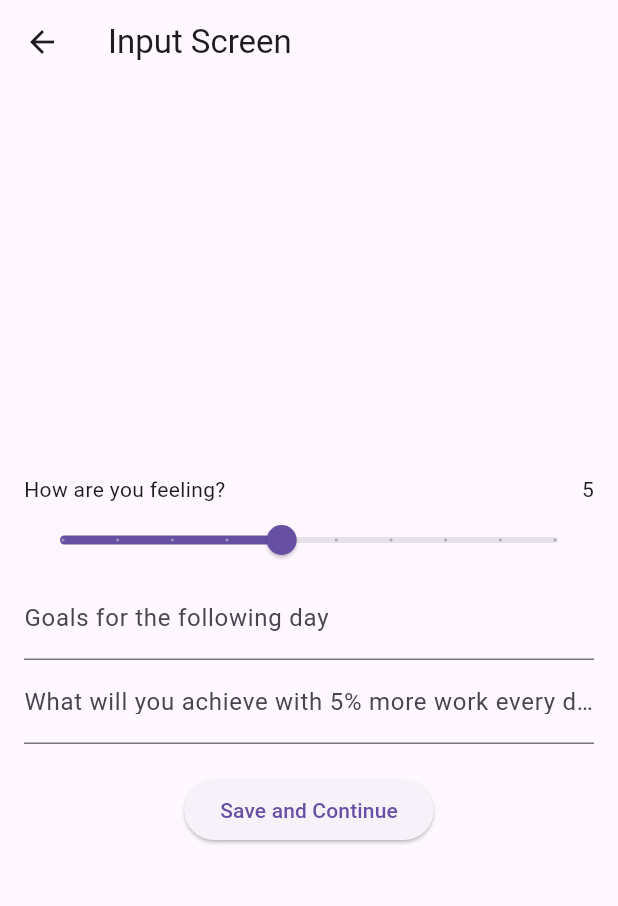
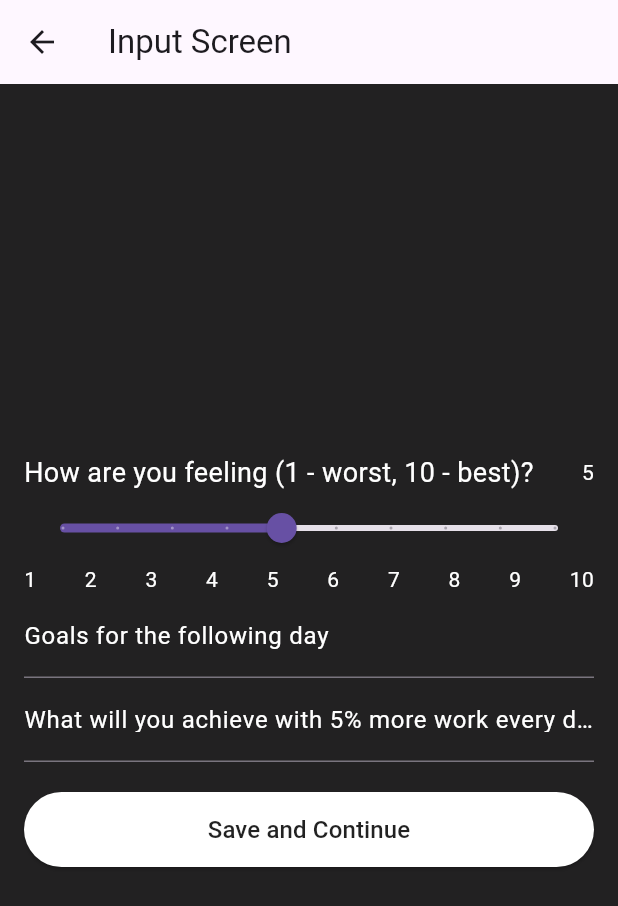
Before and after one commit to DamjanVincic/gdsc-solution-challenge, a Flutter app: the SelfExaminationInputScreen screen opened directly with empty values, on a phone screen of 412 x 824 dp. Shown: the top 906 px of the screen. Run offline on Flutter 3.47's test engine with Material 3 defaults, Android fonts, the phone set to English and light mode, and no system bars; our stand-ins replace fl_chart, flutter_local_notifications, google_maps_flutter, location, permission_handler, share and 2 more; missing offline and left inert: flutter_config; accounts and stored records are empty; network calls fail.

Commit message:
Examination input redesign

```diff
--- a/lib/src/views/self_examination_input_screen.dart
+++ b/lib/src/views/self_examination_input_screen.dart
@@ -33,16 +33,25 @@ class _SelfExaminationInputScreenState extends State<SelfExaminationInputScreen>
       appBar: AppBar(
         title: const Text('Input Screen'),
       ),
-      body: Padding(
-        padding: const EdgeInsets.all(16.0),
+      body: Container(
+        width: double.infinity, // Fill the entire width
+        color: Colors.black87, // Set background color
+        child: Padding(
+          padding: const EdgeInsets.symmetric(horizontal: 16.0), // Add left and right padding
           child: Column(
             mainAxisAlignment: MainAxisAlignment.center,
             children: [
               Row(
                 mainAxisAlignment: MainAxisAlignment.spaceBetween,
                 children: [
-                const Text('How are you feeling?'),
-                Text('${feelingValue.toInt()}'),
+                  const Text(
+                    'How are you feeling (1 - worst, 10 - best)?',
+                    style: TextStyle(color: Colors.white, fontSize: 18), // Set text color and size
+                  ),
+                  Text(
+                    '${feelingValue.toInt()}',
+                    style: const TextStyle(color: Colors.white), // Set text color
+                  ),
                 ],
               ),
               Slider(
@@ -56,14 +65,29 @@ class _SelfExaminationInputScreenState extends State<SelfExaminationInputScreen>
                   });
                 },
               ),
+              Row(
+                mainAxisAlignment: MainAxisAlignment.spaceBetween,
+                children: List.generate(10, (index) {
+                  return Text(
+                    '${index + 1}',
+                    style: TextStyle(color: Colors.white),
+                  );
+                }),
+              ),
               TextField(
                 controller: goalsController,
-              decoration: const InputDecoration(labelText: 'Goals for the following day'),
+                style: TextStyle(color: Colors.white), // Set text color
+                decoration: const InputDecoration(
+                  labelText: 'Goals for the following day',
+                  labelStyle: TextStyle(color: Colors.white), // Set label color
+                ),
               ),
               TextField(
                 controller: workController,
+                style: TextStyle(color: Colors.white), // Set text color
                 decoration: const InputDecoration(
                   labelText: 'What will you achieve with 5% more work every day?',
+                  labelStyle: TextStyle(color: Colors.white), // Set label color
                 ),
               ),
               const SizedBox(height: 20),
@@ -76,9 +100,15 @@ class _SelfExaminationInputScreenState extends State<SelfExaminationInputScreen>
                     Navigator.pop(context); // Return to the previous screen
                   }
                 },
-              child: const Text('Save and Continue'),
+                style: ElevatedButton.styleFrom(
+                  primary: Colors.white, // Button background color
+                  onPrimary: Colors.black87, // Text color
+                  minimumSize: const Size(double.infinity, 50), // Set button size
+                ),
+                child: const Text('Save and Continue', style: TextStyle(fontSize: 16)),
               ),
             ],
+          ),
         ),
       ),
     );
@@ -91,7 +121,7 @@ class _SelfExaminationInputScreenState extends State<SelfExaminationInputScreen>
         feeling: feelingValue.toInt(),
         goals: goalsController.text,
         work: workController.text,
-        date: DateTime.now()
+        date: DateTime.now(),
       ),
     );
     // You may also save the list to SharedPreferences if needed
```
Lines whose indentation alone changed are shown as unchanged.
